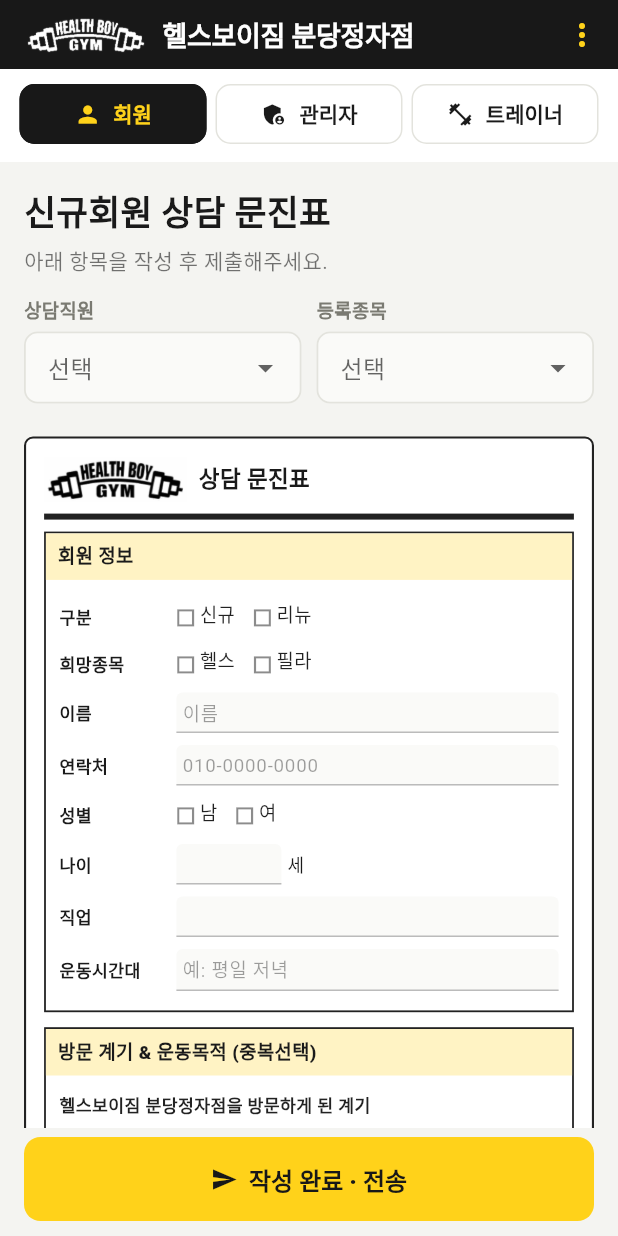
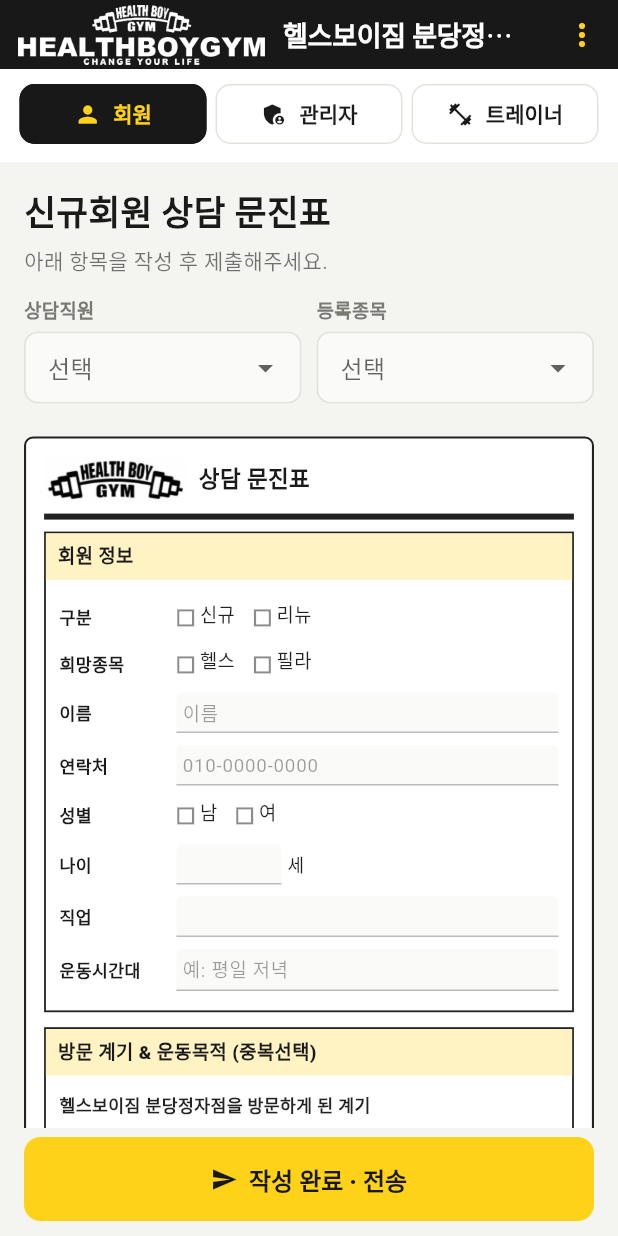
Before and after one commit to jihyeon0515/HBG-OT, a Flutter app: the screen it shows after launch, on a phone screen of 412 x 824 dp. Run offline on Flutter 3.47's test engine with Material 3 defaults, Android fonts, the phone set to English and light mode, and no system bars; our stand-ins replace shared_preferences.

Commit message:
feat: 상단에 HEALTHBOYGYM 전체 로고 락업 삽입
Co-Authored-By: Claude Opus 4.8 <noreply@anthropic.com>

```diff
--- a/lib/main.dart
+++ b/lib/main.dart
@@ -64,11 +64,15 @@ class RootShell extends StatelessWidget {
     final app = context.watch<AppState>();
     return Scaffold(
       appBar: AppBar(
+        titleSpacing: 12,
         title: Row(mainAxisSize: MainAxisSize.min, children: [
-          Image.asset('assets/logo_white.png', height: 26),
-          const SizedBox(width: 10),
-          const Text('헬스보이짐 분당정자점',
-              style: TextStyle(color: Colors.white, fontWeight: FontWeight.w900)),
+          Image.asset('assets/logo_full.png', height: 40),
+          const SizedBox(width: 12),
+          const Flexible(
+            child: Text('헬스보이짐 분당정자점',
+                overflow: TextOverflow.ellipsis,
+                style: TextStyle(color: Colors.white, fontWeight: FontWeight.w900)),
+          ),
         ]),
         actions: [
           if (app.role == Role.trainer) _trainerPicker(context, app),
--- a/pubspec.yaml
+++ b/pubspec.yaml
@@ -64,6 +64,7 @@ flutter:
     - assets/body.jpg
     - assets/logo.png
     - assets/logo_white.png
+    - assets/logo_full.png
 
   # 서명용 손글씨 글꼴 (OFL, Google Fonts)
   fonts:
```
Also changed, not shown: docs/assets/AssetManifest.bin.json (+1 -1 lines), assets/logo_full.png (added), docs/assets/assets/logo_full.png (added), 2 other files.
